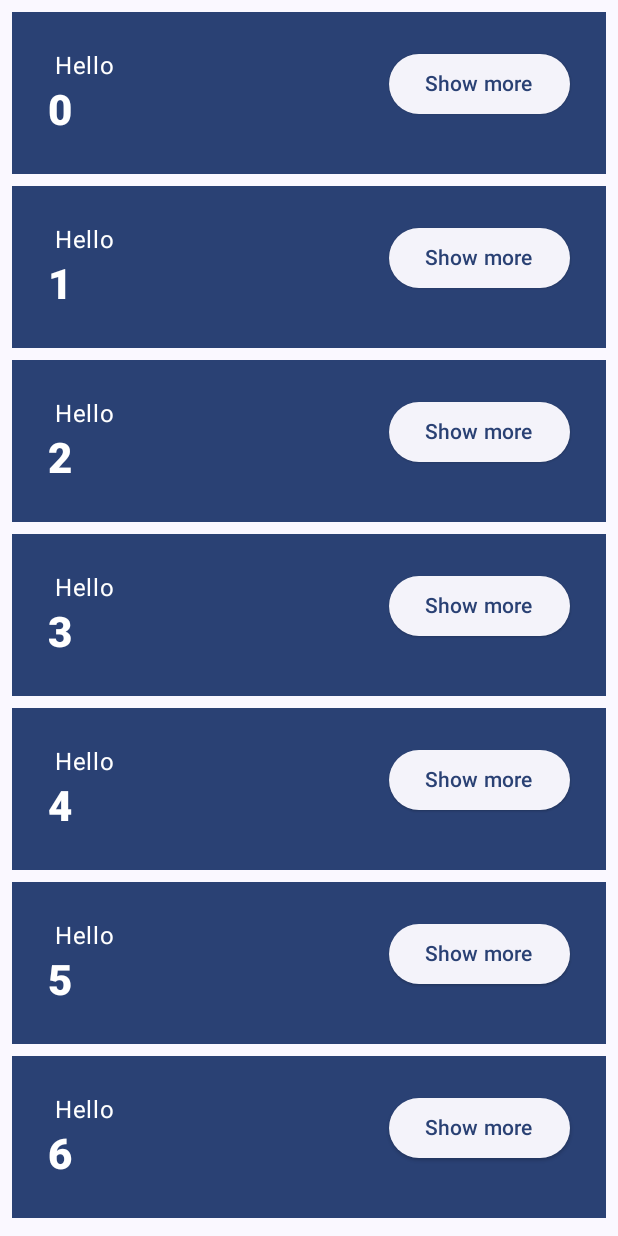
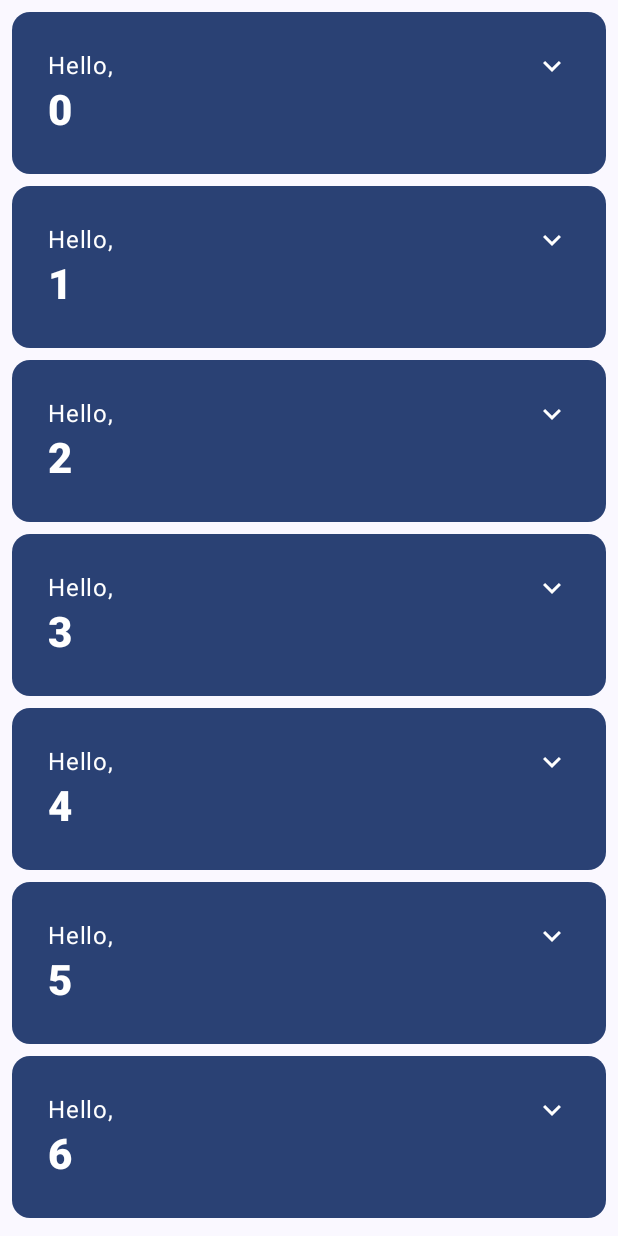
Before and after one commit to Hide109/practice-jetpac-compose, an Android app built with Jetpack Compose: the screen it shows after launch (MainActivity), after a tap on "Continue", on a phone screen of 412 x 824 dp. Run offline under Robolectric (Android 15) with nearby library versions, the phone set to English and light mode, and no system bars.

Commit message:
ボタンをテキストのボタンからアイコンのボタンに変更した
androidスタジオにデフォルトで入っているアイコンを使用してボタン部分を文字からアイコンに変更した

```diff
--- a/app/build.gradle.kts
+++ b/app/build.gradle.kts
@@ -59,6 +59,7 @@ dependencies {
     implementation(libs.androidx.ui.graphics)
     implementation(libs.androidx.ui.tooling.preview)
     implementation(libs.androidx.material3)
+    implementation("androidx.compose.material:material-icons-extended")
     testImplementation(libs.junit)
     androidTestImplementation(libs.androidx.junit)
     androidTestImplementation(libs.androidx.espresso.core)
--- a/app/src/main/java/com/example/basiccodelab/MainActivity.kt
+++ b/app/src/main/java/com/example/basiccodelab/MainActivity.kt
@@ -36,6 +36,18 @@ import androidx.compose.animation.core.spring
 import androidx.compose.ui.text.font.FontWeight
 import androidx.compose.ui.unit.coerceAtLeast
 import android.content.res.Configuration.UI_MODE_NIGHT_YES
+import androidx.compose.animation.animateContentSize
+import androidx.compose.material.icons.Icons
+import androidx.compose.material3.Card
+import androidx.compose.material3.CardColors
+import androidx.compose.material3.CardDefaults
+import androidx.compose.material3.Icon
+import androidx.compose.material3.IconButton
+import androidx.compose.material.icons.Icons.Filled
+import androidx.compose.material.icons.filled.ExpandLess
+import androidx.compose.material.icons.filled.ExpandMore
+import androidx.compose.ui.res.stringResource
+
 
 class MainActivity : ComponentActivity() {
     override fun onCreate(savedInstanceState: Bundle?) {
@@ -95,48 +107,59 @@ private fun Greetings(
     }
 }
 
-@Preview(showBackground = true, widthDp = 320, heightDp = 320)
 @Composable
-fun OnboardingPreview(){
-    BasicCodelabTheme {
-        OnboardingScreen(onContinueClicked = {})
+private fun Greeting(name: String, modifier: Modifier = Modifier) {
+    Card(
+        colors = CardDefaults.cardColors(
+            containerColor = MaterialTheme.colorScheme.primary
+        ),
+        modifier = modifier.padding(vertical = 4.dp, horizontal = 8.dp)
+    ) {
+        CardContent(name)
     }
 }
 
 @Composable
-private fun Greeting(name: String, modifier: Modifier = Modifier) {
-
+private fun CardContent(name: String){
     var expanded by rememberSaveable { mutableStateOf(false) }
 
-    val extraPadding by animateDpAsState(
-        if (expanded) 48.dp else 0.dp,
+    Row(
+        modifier = Modifier
+            .padding(12.dp)
+            .animateContentSize(
                 animationSpec = spring(
                     dampingRatio = Spring.DampingRatioMediumBouncy,
                     stiffness = Spring.StiffnessLow
                 )
             )
-    Surface(
-            color = MaterialTheme.colorScheme.primary,
-            modifier = modifier.padding(vertical = 4.dp, horizontal = 8.dp)
-    ){
-        Row(modifier = Modifier.padding(24.dp)) {
-            Column(modifier = modifier
+    ) {
+        Column(
+            modifier = Modifier
                 .weight(1f)
-                .padding(bottom = extraPadding.coerceAtLeast(0.dp))
+                .padding(12.dp)
         ) {
-                Text(text = " Hello ")
+            Text(text = "Hello, ")
             Text(
-                    text = name,
-                    style = MaterialTheme.typography.headlineMedium.copy(
+                text = name, style = MaterialTheme.typography.headlineMedium.copy(
                     fontWeight = FontWeight.ExtraBold
                 )
             )
+            if (expanded) {
+                Text(
+                    text = ("Composem ipsum color sit lazy," +
+                            "padding theme elit, sed do bouncy. ").repeat(4),
+                )
             }
-            ElevatedButton(
-                onClick = { expanded = !expanded }
-            ) {
-                Text(if (expanded) "Show less" else "Show more")
         }
+        IconButton(onClick = { expanded = !expanded }) {
+            Icon(
+                imageVector = if (expanded) Filled.ExpandLess else Filled.ExpandMore,
+                contentDescription = if (expanded) {
+                    stringResource(R.string.show_less)
+                } else {
+                    stringResource(R.string.show_more)
+                }
+            )
         }
     }
 }
@@ -155,6 +178,14 @@ fun GreetingPreview() {
     }
 }
 
+@Preview(showBackground = true, widthDp = 320, heightDp = 320)
+@Composable
+fun OnboardingPreview(){
+    BasicCodelabTheme {
+        OnboardingScreen(onContinueClicked = {})
+    }
+}
+
 @Preview
 @Composable
 fun MyAppPreview(){
--- a/app/src/main/res/values/strings.xml
+++ b/app/src/main/res/values/strings.xml
@@ -1,3 +1,5 @@
 <resources>
     <string name="app_name">Basic Codelab</string>
+    <string name="show_less">Show less</string>
+    <string name="show_more">Show more</string>
 </resources>
```
Lines whose indentation alone changed are shown as unchanged.
